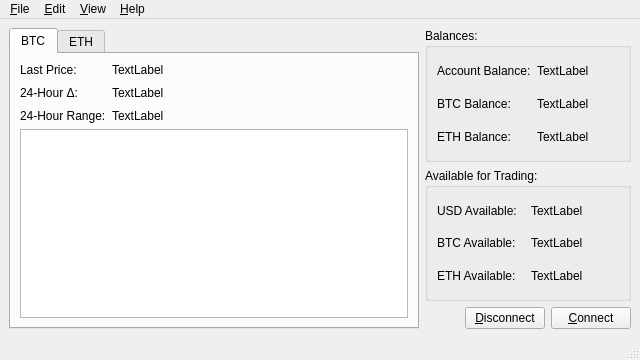
Qt form src/MainWindow.ui (codymj/GeminiCryptoTrader) before a commit.
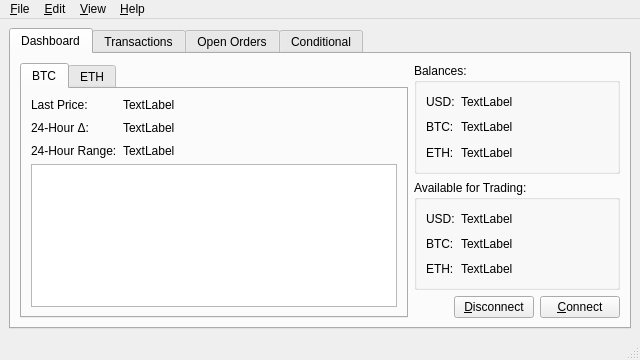
The same form after that commit.

Diff of the .ui file:
```diff
--- a/src/MainWindow.ui
+++ b/src/MainWindow.ui
@@ -27,7 +27,168 @@
   </property>
   <widget class="QWidget" name="centralwidget">
    <layout class="QGridLayout" name="gridLayout_7">
+    <item row="0" column="0">
+     <widget class="QTabWidget" name="mainTabWidget">
+      <property name="currentIndex">
+       <number>0</number>
+      </property>
+      <widget class="QWidget" name="dashboardTab">
+       <attribute name="title">
+        <string>Dashboard</string>
+       </attribute>
+       <layout class="QHBoxLayout" name="horizontalLayout_2">
+        <item>
+         <widget class="QTabWidget" name="currencyTabWidget">
+          <property name="sizePolicy">
+           <sizepolicy hsizetype="MinimumExpanding" vsizetype="Expanding">
+            <horstretch>0</horstretch>
+            <verstretch>0</verstretch>
+           </sizepolicy>
+          </property>
+          <property name="currentIndex">
+           <number>0</number>
+          </property>
+          <widget class="QWidget" name="btcTab">
+           <attribute name="title">
+            <string>BTC</string>
+           </attribute>
+           <layout class="QGridLayout" name="gridLayout_4">
+            <item row="0" column="0">
+             <layout class="QGridLayout" name="gridLayout_3">
+              <item row="0" column="0">
+               <widget class="QLabel" name="label_7">
+                <property name="text">
+                 <string>Last Price:</string>
+                </property>
+               </widget>
+              </item>
     <item row="0" column="1">
+               <widget class="QLabel" name="btcLastPriceLabel">
+                <property name="text">
+                 <string>TextLabel</string>
+                </property>
+               </widget>
+              </item>
+              <item row="1" column="0">
+               <widget class="QLabel" name="label_8">
+                <property name="text">
+                 <string>24-Hour Δ:</string>
+                </property>
+               </widget>
+              </item>
+              <item row="1" column="1">
+               <widget class="QLabel" name="btcDeltaLabel">
+                <property name="text">
+                 <string>TextLabel</string>
+                </property>
+               </widget>
+              </item>
+              <item row="2" column="0">
+               <widget class="QLabel" name="label_9">
+                <property name="text">
+                 <string>24-Hour Range:</string>
+                </property>
+               </widget>
+              </item>
+              <item row="2" column="1">
+               <widget class="QLabel" name="btcRangeLabel">
+                <property name="text">
+                 <string>TextLabel</string>
+                </property>
+               </widget>
+              </item>
+              <item row="1" column="2">
+               <spacer name="horizontalSpacer_3">
+                <property name="orientation">
+                 <enum>Qt::Horizontal</enum>
+                </property>
+                <property name="sizeHint" stdset="0">
+                 <size>
+                  <width>40</width>
+                  <height>20</height>
+                 </size>
+                </property>
+               </spacer>
+              </item>
+             </layout>
+            </item>
+            <item row="1" column="0">
+             <widget class="QGraphicsView" name="btcGraphView"/>
+            </item>
+           </layout>
+          </widget>
+          <widget class="QWidget" name="ethTab">
+           <attribute name="title">
+            <string>ETH</string>
+           </attribute>
+           <layout class="QGridLayout" name="gridLayout_6">
+            <item row="0" column="0">
+             <layout class="QGridLayout" name="gridLayout_5">
+              <item row="0" column="1">
+               <widget class="QLabel" name="ethLastPriceLabel">
+                <property name="text">
+                 <string>TextLabel</string>
+                </property>
+               </widget>
+              </item>
+              <item row="0" column="0">
+               <widget class="QLabel" name="label_11">
+                <property name="text">
+                 <string>Last Price:</string>
+                </property>
+               </widget>
+              </item>
+              <item row="1" column="0">
+               <widget class="QLabel" name="label_10">
+                <property name="text">
+                 <string>24-Hour Δ:</string>
+                </property>
+               </widget>
+              </item>
+              <item row="1" column="1">
+               <widget class="QLabel" name="ethDeltaLabel">
+                <property name="text">
+                 <string>TextLabel</string>
+                </property>
+               </widget>
+              </item>
+              <item row="2" column="0">
+               <widget class="QLabel" name="label_12">
+                <property name="text">
+                 <string>24-Hour Range:</string>
+                </property>
+               </widget>
+              </item>
+              <item row="2" column="1">
+               <widget class="QLabel" name="ethRangeLabel">
+                <property name="text">
+                 <string>TextLabel</string>
+                </property>
+               </widget>
+              </item>
+              <item row="1" column="2">
+               <spacer name="horizontalSpacer_2">
+                <property name="orientation">
+                 <enum>Qt::Horizontal</enum>
+                </property>
+                <property name="sizeHint" stdset="0">
+                 <size>
+                  <width>40</width>
+                  <height>20</height>
+                 </size>
+                </property>
+               </spacer>
+              </item>
+             </layout>
+            </item>
+            <item row="1" column="0">
+             <widget class="QGraphicsView" name="ethGraphView"/>
+            </item>
+           </layout>
+          </widget>
+         </widget>
+        </item>
+        <item>
      <layout class="QVBoxLayout" name="verticalLayout">
       <item>
        <widget class="QGroupBox" name="balanceGroupBox">
@@ -43,8 +204,14 @@
         <layout class="QGridLayout" name="gridLayout">
          <item row="0" column="0">
           <widget class="QLabel" name="label">
+               <property name="sizePolicy">
+                <sizepolicy hsizetype="Fixed" vsizetype="Preferred">
+                 <horstretch>0</horstretch>
+                 <verstretch>0</verstretch>
+                </sizepolicy>
+               </property>
            <property name="text">
-            <string>Account Balance:</string>
+                <string>USD:</string>
            </property>
           </widget>
          </item>
@@ -57,8 +224,14 @@
          </item>
          <item row="2" column="0">
           <widget class="QLabel" name="label_3">
+               <property name="sizePolicy">
+                <sizepolicy hsizetype="Fixed" vsizetype="Preferred">
+                 <horstretch>0</horstretch>
+                 <verstretch>0</verstretch>
+                </sizepolicy>
+               </property>
            <property name="text">
-            <string>ETH Balance:</string>
+                <string>ETH:</string>
            </property>
           </widget>
          </item>
@@ -78,8 +251,14 @@
          </item>
          <item row="1" column="0">
           <widget class="QLabel" name="label_2">
+               <property name="sizePolicy">
+                <sizepolicy hsizetype="Fixed" vsizetype="Preferred">
+                 <horstretch>0</horstretch>
+                 <verstretch>0</verstretch>
+                </sizepolicy>
+               </property>
            <property name="text">
-            <string>BTC Balance:</string>
+                <string>BTC:</string>
            </property>
           </widget>
          </item>
@@ -107,8 +286,14 @@
          </item>
          <item row="1" column="0">
           <widget class="QLabel" name="label_5">
+               <property name="sizePolicy">
+                <sizepolicy hsizetype="Fixed" vsizetype="Preferred">
+                 <horstretch>0</horstretch>
+                 <verstretch>0</verstretch>
+                </sizepolicy>
+               </property>
            <property name="text">
-            <string>BTC Available:</string>
+                <string>BTC:</string>
            </property>
           </widget>
          </item>
@@ -121,15 +306,27 @@
          </item>
          <item row="0" column="0">
           <widget class="QLabel" name="label_4">
+               <property name="sizePolicy">
+                <sizepolicy hsizetype="Fixed" vsizetype="Preferred">
+                 <horstretch>0</horstretch>
+                 <verstretch>0</verstretch>
+                </sizepolicy>
+               </property>
            <property name="text">
-            <string>USD Available:</string>
+                <string>USD:</string>
            </property>
           </widget>
          </item>
          <item row="2" column="0">
           <widget class="QLabel" name="label_6">
+               <property name="sizePolicy">
+                <sizepolicy hsizetype="Fixed" vsizetype="Preferred">
+                 <horstretch>0</horstretch>
+                 <verstretch>0</verstretch>
+                </sizepolicy>
+               </property>
            <property name="text">
-            <string>ETH Available:</string>
+                <string>ETH:</string>
            </property>
           </widget>
          </item>
@@ -179,152 +376,35 @@
       </item>
      </layout>
     </item>
-    <item row="0" column="0">
-     <widget class="QTabWidget" name="currencyTabWidget">
-      <property name="sizePolicy">
-       <sizepolicy hsizetype="MinimumExpanding" vsizetype="Expanding">
-        <horstretch>0</horstretch>
-        <verstretch>0</verstretch>
-       </sizepolicy>
-      </property>
-      <property name="currentIndex">
-       <number>0</number>
-      </property>
-      <widget class="QWidget" name="btcTab">
+       </layout>
+      </widget>
+      <widget class="QWidget" name="transactionsTab">
        <attribute name="title">
-        <string>BTC</string>
+        <string>Transactions</string>
        </attribute>
-       <layout class="QGridLayout" name="gridLayout_4">
+       <layout class="QGridLayout" name="gridLayout_8">
         <item row="0" column="0">
-         <layout class="QGridLayout" name="gridLayout_3">
-          <item row="0" column="0">
-           <widget class="QLabel" name="label_7">
-            <property name="text">
-             <string>Last Price:</string>
-            </property>
-           </widget>
-          </item>
-          <item row="0" column="1">
-           <widget class="QLabel" name="btcLastPriceLabel">
-            <property name="text">
-             <string>TextLabel</string>
-            </property>
-           </widget>
-          </item>
-          <item row="1" column="0">
-           <widget class="QLabel" name="label_8">
-            <property name="text">
-             <string>24-Hour Δ:</string>
-            </property>
-           </widget>
-          </item>
-          <item row="1" column="1">
-           <widget class="QLabel" name="btcDeltaLabel">
-            <property name="text">
-             <string>TextLabel</string>
-            </property>
-           </widget>
-          </item>
-          <item row="2" column="0">
-           <widget class="QLabel" name="label_9">
-            <property name="text">
-             <string>24-Hour Range:</string>
-            </property>
-           </widget>
-          </item>
-          <item row="2" column="1">
-           <widget class="QLabel" name="btcRangeLabel">
-            <property name="text">
-             <string>TextLabel</string>
-            </property>
-           </widget>
-          </item>
-          <item row="1" column="2">
-           <spacer name="horizontalSpacer_3">
-            <property name="orientation">
-             <enum>Qt::Horizontal</enum>
-            </property>
-            <property name="sizeHint" stdset="0">
-             <size>
-              <width>40</width>
-              <height>20</height>
-             </size>
-            </property>
-           </spacer>
-          </item>
-         </layout>
-        </item>
-        <item row="1" column="0">
-         <widget class="QGraphicsView" name="btcGraphView"/>
-        </item>
-       </layout>
+         <widget class="QTableWidget" name="transactionsTableWidget"/>
+        </item>
+       </layout>
       </widget>
-      <widget class="QWidget" name="ethTab">
+      <widget class="QWidget" name="openOrdersTab">
        <attribute name="title">
-        <string>ETH</string>
+        <string>Open Orders</string>
        </attribute>
        <layout class="QGridLayout" name="gridLayout_6">
         <item row="0" column="0">
-         <layout class="QGridLayout" name="gridLayout_5">
-          <item row="0" column="1">
-           <widget class="QLabel" name="ethLastPriceLabel">
-            <property name="text">
-             <string>TextLabel</string>
-            </property>
-           </widget>
-          </item>
-          <item row="0" column="0">
-           <widget class="QLabel" name="label_11">
-            <property name="text">
-             <string>Last Price:</string>
-            </property>
-           </widget>
-          </item>
-          <item row="1" column="0">
-           <widget class="QLabel" name="label_10">
-            <property name="text">
-             <string>24-Hour Δ:</string>
-            </property>
-           </widget>
-          </item>
-          <item row="1" column="1">
-           <widget class="QLabel" name="ethDeltaLabel">
-            <property name="text">
-             <string>TextLabel</string>
-            </property>
-           </widget>
-          </item>
-          <item row="2" column="0">
-           <widget class="QLabel" name="label_12">
-            <property name="text">
-             <string>24-Hour Range:</string>
-            </property>
-           </widget>
-          </item>
-          <item row="2" column="1">
-           <widget class="QLabel" name="ethRangeLabel">
-            <property name="text">
-             <string>TextLabel</string>
-            </property>
-           </widget>
-          </item>
-          <item row="1" column="2">
-           <spacer name="horizontalSpacer_2">
-            <property name="orientation">
-             <enum>Qt::Horizontal</enum>
-            </property>
-            <property name="sizeHint" stdset="0">
-             <size>
-              <width>40</width>
-              <height>20</height>
-             </size>
-            </property>
-           </spacer>
-          </item>
-         </layout>
-        </item>
-        <item row="1" column="0">
-         <widget class="QGraphicsView" name="ethGraphView"/>
+         <widget class="QTableWidget" name="openOrdersTableWidget"/>
+        </item>
+       </layout>
+      </widget>
+      <widget class="QWidget" name="conditionalTab">
+       <attribute name="title">
+        <string>Conditional</string>
+       </attribute>
+       <layout class="QGridLayout" name="gridLayout_10">
+        <item row="0" column="0">
+         <widget class="QTableWidget" name="conditionalTableWidget"/>
         </item>
        </layout>
       </widget>
```
Left out of the diff: 3 changed lines with no effect on the pictures. Lines whose indentation alone changed are shown as unchanged.
